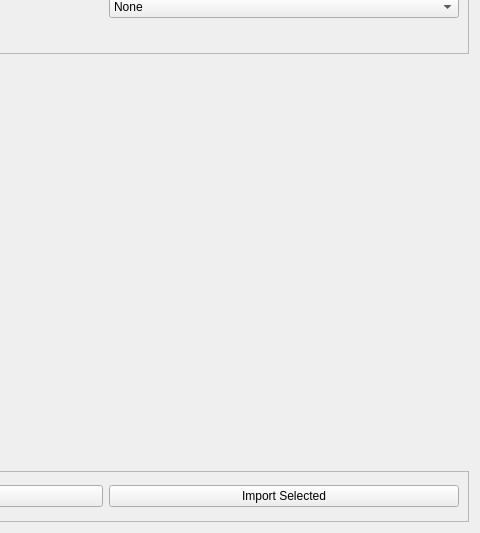
The window that qt_ui_files/hou_tools_ui/crowd_preview.ui (karanfx/Glacier_Pipeline_Tools) describes before a commit, drawn with Qt 5; both pictures show x 269 to 749 and y 107 to 640 of the 749 by 640 pixel window.
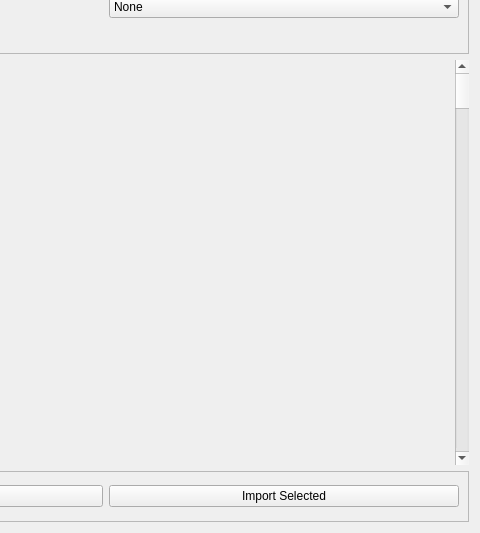
The same window after the commit.

Commit message: htools crowd browser Updates

Patch:
```diff
--- a/qt_ui_files/hou_tools_ui/crowd_preview.ui
+++ b/qt_ui_files/hou_tools_ui/crowd_preview.ui
@@ -97,7 +97,18 @@
     </widget>
    </item>
    <item row="1" column="0">
-    <widget class="QWidget" name="clip_preview_WD" native="true"/>
+    <layout class="QHBoxLayout" name="horizontalLayout_5">
+     <item>
+      <widget class="QWidget" name="clip_preview_WD" native="true"/>
+     </item>
+     <item>
+      <widget class="QScrollBar" name="clip_scroll">
+       <property name="orientation">
+        <enum>Qt::Vertical</enum>
+       </property>
+      </widget>
+     </item>
+    </layout>
    </item>
    <item row="2" column="0">
     <widget class="QFrame" name="frame_2">
```
Left out of the diff: 6 changed lines with no effect on the pictures. The commit also changes 7 other files.
